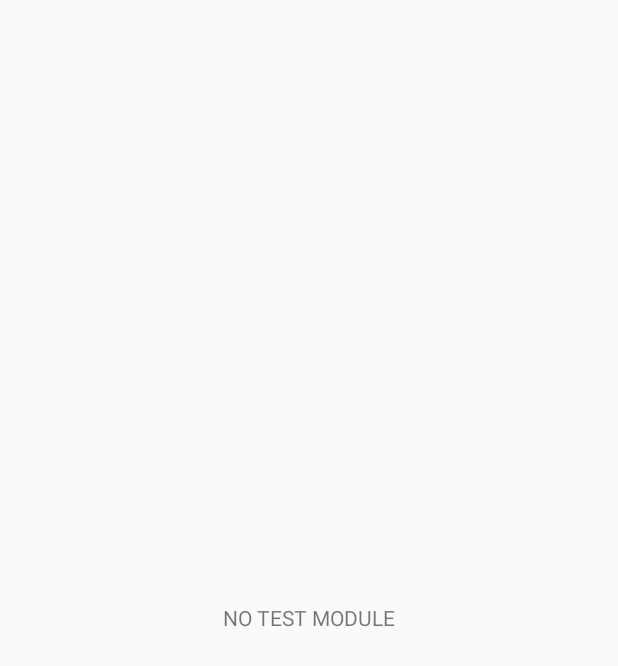
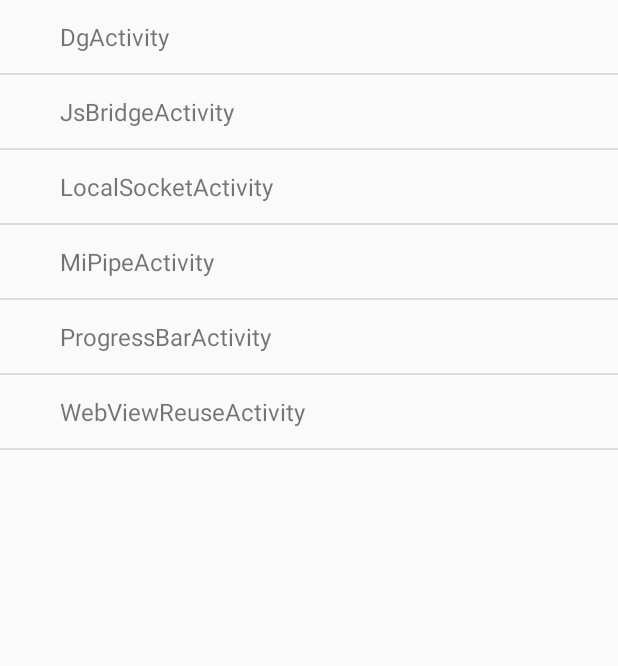
Before and after one commit to BrotooLu/android-demo, an Android app: the screen it shows after launch (MainActivity), on a phone screen of 412 x 824 dp. Before the commit the part shown is almost empty. Shown: the top 666 px of the screen. Run offline under Robolectric (Android 15) with nearby library versions, the phone set to English and light mode, and no system bars.

Commit message:
reorganize test case

```diff
--- a/b2lib/src/main/java/com/bro2/tljpref/TileJMap.java
+++ b/b2lib/src/main/java/com/bro2/tljpref/TileJMap.java
@@ -9,7 +9,7 @@ import java.lang.annotation.Target;
  * Created by Brotoo on 15/01/2018.
  */
 
-@Target(ElementType.TYPE.FIELD)
+@Target(ElementType.FIELD)
 @Retention(RetentionPolicy.RUNTIME)
 public @interface TileJMap {
 
--- a/demo/src/main/java/com/bro2/demo/DemoEnv.java
+++ b/demo/src/main/java/com/bro2/demo/DemoEnv.java
@@ -9,8 +9,6 @@ public class DemoEnv {
     public static final boolean DEBUG = BuildConfig.DEBUG;
     public static final String TAG_PREFIX = "b2demo_";
 
-    public static final String DEMO_ENTRY_PKG_NAME = "com.bro2.demo.entry";
-
     public static final boolean SWITCH_HOOK_SM_CACHE = false;
     public static final boolean SWITCH_HOOK_AMS = false;
     public static final boolean SWITCH_HOOK_CLASS_LOADER = false;
--- a/demo/src/main/java/com/bro2/demo/MainActivity.java
+++ b/demo/src/main/java/com/bro2/demo/MainActivity.java
@@ -1,60 +1,141 @@
 package com.bro2.demo;
 
-import android.app.Activity;
+import android.app.ListActivity;
 import android.content.Intent;
-import android.content.pm.ApplicationInfo;
-import android.content.pm.PackageManager;
 import android.os.Bundle;
+import android.support.annotation.NonNull;
 import android.support.annotation.Nullable;
-import android.text.TextUtils;
-import android.util.Log;
+import android.util.TypedValue;
+import android.view.View;
+import android.view.ViewGroup;
+import android.widget.BaseAdapter;
+import android.widget.ListView;
 import android.widget.TextView;
 
-import static com.bro2.demo.DemoEnv.DEBUG;
-import static com.bro2.demo.DemoEnv.DEMO_ENTRY_PKG_NAME;
-import static com.bro2.demo.DemoEnv.TAG_PREFIX;
+import com.bro2.demo.entry.DgActivity;
+import com.bro2.demo.entry.JsBridgeActivity;
+import com.bro2.demo.entry.LocalSocketActivity;
+import com.bro2.demo.entry.MiPipeActivity;
+import com.bro2.demo.entry.ProgressBarActivity;
+import com.bro2.demo.entry.WebViewReuseActivity;
+
+import java.util.ArrayList;
 
 /**
  * Created by Bro2 on 2017/6/4
- *
  */
 
-public class MainActivity extends Activity {
+public class MainActivity extends ListActivity {
+    private abstract static class TestCase implements Comparable<TestCase> {
+        int priority = Integer.MIN_VALUE;
+        String title;
+
+        TestCase(String title) {
+            this.title = title;
+        }
+
+        @Override
+        public int compareTo(@NonNull TestCase o) {
+            return priority - o.priority;
+        }
+
+        abstract void onClick();
+    }
+
+    private final ArrayList<TestCase> mCases = new ArrayList<>();
+
+    {
+        addCase(new TestCase("DgActivity") {
+            @Override
+            void onClick() {
+                startActivity(new Intent(MainActivity.this, DgActivity.class));
+            }
+        });
+
+        addCase(new TestCase("JsBridgeActivity") {
+            @Override
+            void onClick() {
+                startActivity(new Intent(MainActivity.this, JsBridgeActivity.class));
+            }
+        });
+
+        addCase(new TestCase("LocalSocketActivity") {
+            @Override
+            void onClick() {
+                startActivity(new Intent(MainActivity.this, LocalSocketActivity.class));
+            }
+        });
+
+        addCase(new TestCase("MiPipeActivity") {
+            @Override
+            void onClick() {
+                startActivity(new Intent(MainActivity.this, MiPipeActivity.class));
+            }
+        });
+
+        addCase(new TestCase("ProgressBarActivity") {
+            @Override
+            void onClick() {
+                startActivity(new Intent(MainActivity.this, ProgressBarActivity.class));
+            }
+        });
+
+        addCase(new TestCase("WebViewReuseActivity") {
+            @Override
+            void onClick() {
+                startActivity(new Intent(MainActivity.this, WebViewReuseActivity.class));
+            }
+        });
+    }
 
     @Override
     protected void onCreate(@Nullable Bundle savedInstanceState) {
         super.onCreate(savedInstanceState);
 
-        String dest = null;
-        try {
-            ApplicationInfo app = getPackageManager()
-                    .getApplicationInfo(getPackageName(), PackageManager.GET_META_DATA);
-            dest = app.metaData.getString("test-module");
-        } catch (PackageManager.NameNotFoundException e) {
-            if (DEBUG) {
-                Log.e(TAG_PREFIX, "", e);
+        setListAdapter(new BaseAdapter() {
+            @Override
+            public int getCount() {
+                return mCases.size();
             }
+
+            @Override
+            public Object getItem(int i) {
+                return mCases.get(i);
+            }
+
+            @Override
+            public long getItemId(int i) {
+                return i;
+            }
+
+            @Override
+            public View getView(int i, View view, ViewGroup viewGroup) {
+                TextView textView;
+                if (view == null) {
+                    view = textView = new TextView(viewGroup.getContext());
+                    textView.setPadding(60, 20, 60, 20);
+                    textView.setTextSize(TypedValue.COMPLEX_UNIT_SP, 16);
+                } else {
+                    textView = (TextView) view;
+                }
+
+                TestCase testCase = (TestCase) getItem(i);
+                textView.setText(testCase.title);
+                return view;
+            }
+        });
+    }
+
+    @Override
+    protected void onListItemClick(ListView l, View v, int position, long id) {
+        TestCase testCase = (TestCase) getListAdapter().getItem(position);
+        testCase.onClick();
+    }
+
+    private void addCase(TestCase testCase) {
+        if (testCase.priority == Integer.MIN_VALUE) {
+            testCase.priority = mCases.size();
         }
-
-        if (TextUtils.isEmpty(dest)) {
-            setContentView(R.layout.activity_main);
-            return;
-        }
-
-        if (DEBUG) {
-            Log.d(TAG_PREFIX, "test-module:" + dest);
-        }
-
-        try {
-            Intent intent = new Intent(this, Class.forName(DEMO_ENTRY_PKG_NAME + "." + dest));
-            startActivity(intent);
-            finish();
-        } catch (ClassNotFoundException e) {
-            if (DEBUG) {
-                Log.e(TAG_PREFIX, "", e);
-            }
-            setContentView(R.layout.activity_main);
-            ((TextView)findViewById(R.id.tv_module)).setText("No test module: " + dest);
-        }
+        mCases.add(testCase);
     }
 }
--- a/demo/src/main/res/layout/activity_main.xml
+++ /dev/null
@@ -1,14 +0,0 @@
-<?xml version="1.0" encoding="utf-8"?>
-<FrameLayout xmlns:android="http://schemas.android.com/apk/res/android"
-             android:layout_width="match_parent"
-             android:layout_height="match_parent">
-
-    <TextView
-        android:id="@+id/tv_module"
-        android:layout_width="wrap_content"
-        android:layout_height="wrap_content"
-        android:layout_gravity="center"
-        android:text="@string/err_not_found_module"
-        />
-
-</FrameLayout>
```
Also changed, not shown: demo/src/main/AndroidManifest.xml (+17 -19 lines).
